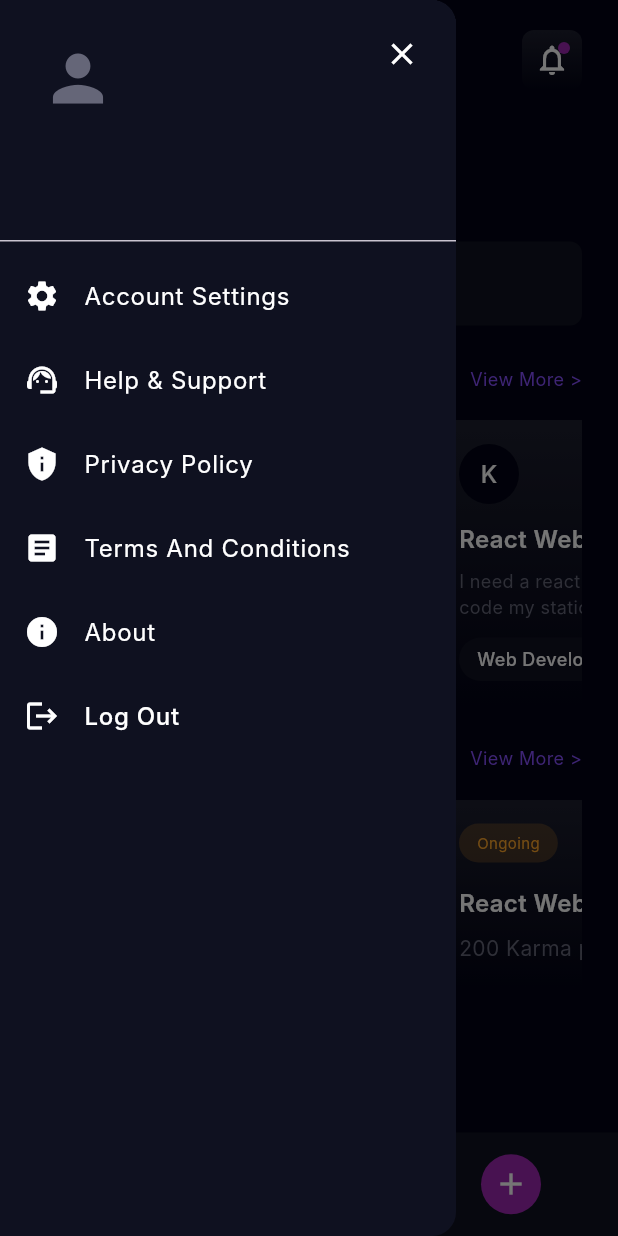
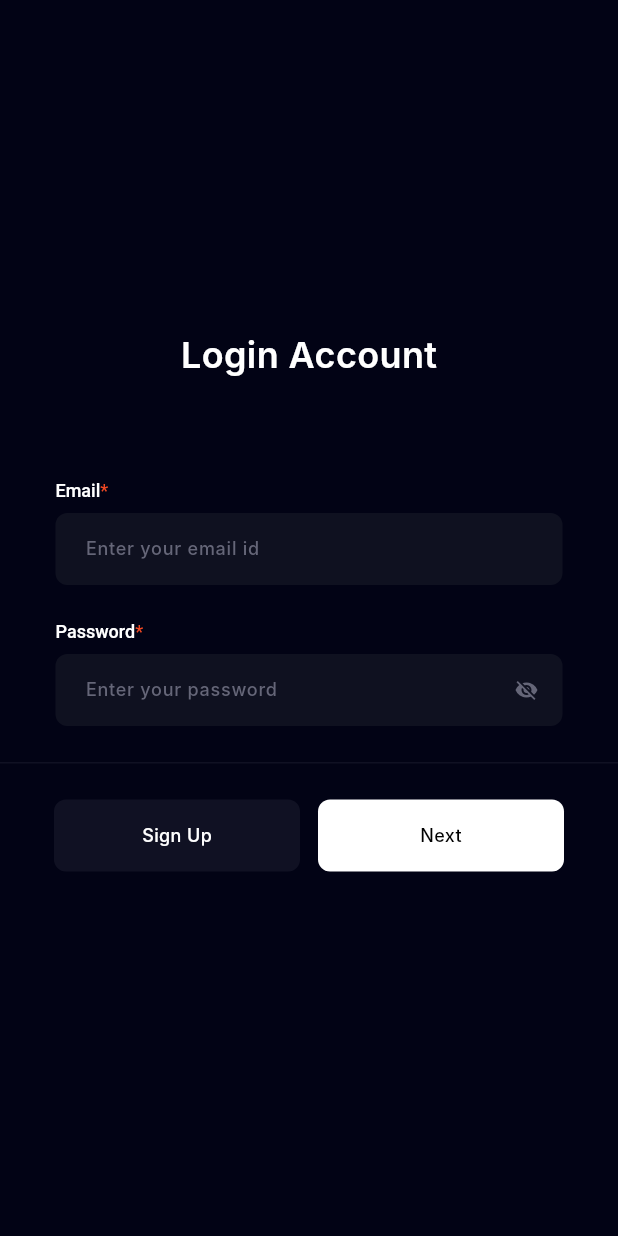
Before and after one commit to CookethOrg/Karma-Kart, a Flutter app: the DashboardPage screen opened directly, in the side drawer, after a tap on "Log Out", on a phone screen of 412 x 824 dp. Run offline on Flutter 3.47's test engine with Material 3 defaults, Android fonts, the phone set to English and light mode, and no system bars; our stand-ins replace flutter_dotenv, flutter_screenutil, image_picker, supabase_flutter; missing offline and left inert: radix_icons; accounts and stored records are empty; Roboto replaces fonts that are missing (Inter).

Commit message:
feat: login, logout

```diff
--- a/lib/core/widgets/auth_headers/signup_head.dart
+++ b/lib/core/widgets/auth_headers/signup_head.dart
@@ -2,14 +2,21 @@ import 'package:flutter/material.dart';
 
 class SignupHead extends StatelessWidget {
   int pageIndex;
-  SignupHead({super.key, required this.pageIndex});
+  String heading;
+  bool isPageIndexVisible;
+  SignupHead({
+    super.key,
+    required this.pageIndex,
+    this.heading = 'Sign up Account',
+    this.isPageIndexVisible = true
+  });
 
   @override
   Widget build(BuildContext context) {
     return Column(
       children: [
-        const Text(
-          'Sign up Account',
+        Text(
+          heading,
           style: TextStyle(
             color: Colors.white,
             fontSize: 24,
@@ -17,7 +24,7 @@ class SignupHead extends StatelessWidget {
           ),
         ),
         const SizedBox(height: 27),
-        SizedBox(
+        isPageIndexVisible ? SizedBox(
           width: 164,
           child: Column(
             children: [
@@ -50,7 +57,7 @@ class SignupHead extends StatelessWidget {
               ),
             ],
           ),
-        ),
+        ) : SizedBox(),
       ],
     );
   }
--- a/lib/main.dart
+++ b/lib/main.dart
@@ -3,6 +3,7 @@ import 'package:flutter_dotenv/flutter_dotenv.dart';
 import 'package:flutter_screenutil/flutter_screenutil.dart';
 import 'package:karmakart/core/services/supabase_service.dart';
 import 'package:karmakart/providers/authentication_provider.dart';
+import 'package:karmakart/screens/auth_screens/log_in.dart';
 import 'package:provider/provider.dart';
 import 'package:supabase_flutter/supabase_flutter.dart';
 import 'screens/auth_screens/sign_up.dart';
@@ -49,6 +50,7 @@ class MyApp extends StatelessWidget {
         title: 'Karma Kart',
         theme: ThemeData(fontFamily: 'Inter'),
         debugShowCheckedModeBanner: false,
+        // home: LogIn(),
         home: SignUp(),
       ),
     );
--- a/lib/providers/authentication_provider.dart
+++ b/lib/providers/authentication_provider.dart
@@ -114,6 +114,7 @@ class AuthenticationProvider extends StateHandler {
     try {
       if (email.isNotEmpty && password.isNotEmpty) {
         res = await supabaseService.loginUser(email: email, password: password);
+        res = 'logged in';
       } else {
         res = 'Email and Password cannot be empty';
       }
--- /dev/null
+++ b/lib/screens/auth_screens/log_in.dart
@@ -0,0 +1,304 @@
+import 'package:flutter/material.dart';
+import 'package:karmakart/core/widgets/auth_headers/signup_head.dart';
+import 'package:karmakart/core/widgets/buttons/authbuttons.dart';
+import 'package:karmakart/core/widgets/textformfields/auth_form_field.dart';
+import 'package:karmakart/models/form_field_data.dart';
+import 'package:karmakart/providers/authentication_provider.dart';
+import 'package:karmakart/screens/auth_screens/sign_up.dart';
+import 'package:karmakart/screens/auth_screens/skill_selection.dart';
+import 'package:karmakart/screens/dashboard_page.dart';
+import 'package:provider/provider.dart';
+
+class LogIn extends StatelessWidget {
+  LogIn({super.key});
+  final _formKey = GlobalKey<FormState>();
+
+  final List<FormFieldData> formFields = const [
+    // FormFieldData(id: 'name', label: 'Name', required: true, type: 'name'),
+    // FormFieldData(
+    //   id: 'username',
+    //   label: 'Username',
+    //   required: true,
+    //   placeholder: 'Enter your username',
+    // ),
+    FormFieldData(
+      id: 'email',
+      label: 'Email',
+      required: true,
+      placeholder: 'Enter your email id',
+    ),
+    FormFieldData(
+      id: 'password',
+      label: 'Password',
+      required: true,
+      placeholder: 'Enter your password',
+      hint: 'Must be of 8 characters',
+    ),
+  ];
+
+  @override
+  Widget build(BuildContext context) {
+    Widget buildFieldLabel(FormFieldData field) {
+      return RichText(
+        text: TextSpan(
+          children: [
+            TextSpan(
+              text: field.label,
+              style: const TextStyle(
+                color: Colors.white,
+                fontSize: 12,
+                fontWeight: FontWeight.w500,
+              ),
+            ),
+            if (field.required)
+              const TextSpan(
+                text: '*',
+                style: TextStyle(
+                  color: Color(0xFFF24822),
+                  fontSize: 12,
+                  fontWeight: FontWeight.w500,
+                ),
+              ),
+          ],
+        ),
+      );
+    }
+
+    // Widget buildNameFields() {
+    //   final pv = Provider.of<AuthenticationProvider>(context, listen: false);
+    //   return Row(
+    //     children: [
+    //       // Expanded(
+    //       //   child: AuthFormField(
+    //       //     controller: pv.firstNameController,
+    //       //     placeholder: 'First Name',
+    //       //     validator: (value) {
+    //       //       if (value == null || value.isEmpty) {
+    //       //         return 'First name is required';
+    //       //       }
+    //       //       return null;
+    //       //     },
+    //       //   ),
+    //       // ),
+    //       // const SizedBox(width: 8),
+    //       // Expanded(
+    //       //   child: AuthFormField(
+    //       //     controller: pv.lastNameController,
+    //       //     placeholder: 'Last Name',
+    //       //     validator: (value) {
+    //       //       if (value == null || value.isEmpty) {
+    //       //         return 'Last name is required';
+    //       //       }
+    //       //       return null;
+    //       //     },
+    //       //   ),
+    //       // ),
+    //     ],
+    //   );
+    // }
+
+    Widget buildInputField(FormFieldData field) {
+      final pv = Provider.of<AuthenticationProvider>(context, listen: false);
+      return Column(
+        crossAxisAlignment: CrossAxisAlignment.start,
+        children: [
+          AuthFormField(
+            controller:
+                field.id == 'username'
+                    ? pv.usernameController
+                    : field.id == 'email'
+                    ? pv.emailController
+                    : pv.passwordController,
+            placeholder: field.placeholder ?? '',
+            isPassword: field.id == 'password',
+            validator: (value) {
+              if (field.required && (value == null || value.isEmpty)) {
+                return '${field.label} is required';
+              }
+              if (field.id == 'email' && value != null) {
+                if (!RegExp(r'^[^@]+@[^@]+\.[^@]+').hasMatch(value)) {
+                  return 'Enter a valid email';
+                }
+              }
+              if (field.id == 'password' && value != null) {
+                if (value.length < 8) {
+                  return 'Password must be at least 8 characters';
+                }
+              }
+              return null;
+            },
+          ),
+          if (field.hint != null &&
+              field.id == 'password' &&
+              pv.passwordController.text.length >= 8)
+            Padding(
+              padding: const EdgeInsets.only(top: 8, left: 8),
+              child: Text(
+                field.hint!,
+                style: const TextStyle(
+                  color: Color(0xFF656678),
+                  fontSize: 12,
+                  fontWeight: FontWeight.w500,
+                ),
+              ),
+            ),
+        ],
+      );
+    }
+
+    Widget buildFormFields() {
+      return Column(
+        children:
+            formFields.map((field) {
+              return Padding(
+                padding: const EdgeInsets.only(bottom: 24),
+                child: Column(
+                  crossAxisAlignment: CrossAxisAlignment.start,
+                  children: [
+                    buildFieldLabel(field),
+                    const SizedBox(height: 8),
+                    buildInputField(field),
+                  ],
+                ),
+              );
+            }).toList(),
+      );
+    }
+
+    return Consumer<AuthenticationProvider>(
+      builder: (context, pv, child) {
+        return Scaffold(
+          body: SafeArea(
+            child: Container(
+              color: const Color(0xFF020315),
+              child: Center(
+                child: ConstrainedBox(
+                  constraints: const BoxConstraints(maxWidth: 428),
+                  child: Column(
+                    mainAxisAlignment: MainAxisAlignment.center,
+                    children: [
+                      Padding(
+                        padding: const EdgeInsets.symmetric(horizontal: 37),
+                        child: Form(
+                          key: _formKey,
+                          child: SingleChildScrollView(
+                            child: Column(
+                              mainAxisSize: MainAxisSize.min,
+                              mainAxisAlignment: MainAxisAlignment.center,
+                              children: [
+                                SignupHead(
+                                  pageIndex: pv.pageIndex,
+                                  heading: 'Login Account',
+                                  isPageIndexVisible: false,
+                                ),
+                                const SizedBox(height: 40),
+                                buildFormFields(),
+                              ],
+                            ),
+                          ),
+                        ),
+                      ),
+                      SignupBottom(pageIndex: pv.pageIndex, formKey: _formKey),
+                    ],
+                  ),
+                ),
+              ),
+            ),
+          ),
+        );
+      },
+    );
+  }
+}
+
+class SignupBottom extends StatefulWidget {
+  SignupBottom({super.key, required this.pageIndex, required this.formKey});
+  int pageIndex;
+  GlobalKey<FormState> formKey;
+  @override
+  State<SignupBottom> createState() => _SignupBottomState();
+}
+
+class _SignupBottomState extends State<SignupBottom> {
+  @override
+  Widget build(BuildContext context) {
+    return Consumer<AuthenticationProvider>(
+      builder: (context, pv, child) {
+        return Container(
+          height: 97,
+          color: const Color(0xFF020315),
+          child: Column(
+            children: [
+              Container(height: 1, color: const Color(0xFF101123)),
+              Expanded(
+                child: Padding(
+                  padding: const EdgeInsets.symmetric(
+                    horizontal: 36,
+                    vertical: 24,
+                  ),
+                  child: Row(
+                    mainAxisAlignment: MainAxisAlignment.center,
+                    children: [
+                      Expanded(
+                        child: Authbuttons(
+                          text: 'Sign Up',
+                          backgroundColor: const Color(0xFF101123),
+                          textColor: Colors.white,
+                          onPressed: () {
+                            Navigator.of(context).pushReplacement(
+                              MaterialPageRoute(builder: (context) => SignUp()),
+                            );
+                          },
+                        ),
+                      ),
+                      const SizedBox(width: 12),
+                      Expanded(
+                        child: Authbuttons(
+                          text: 'Next',
+                          backgroundColor: Colors.white,
+                          textColor: Colors.black,
+                          onPressed: () async {
+                            pv.setLoading(true);
+                            String res = await pv.loginUser(
+                              email: pv.emailController.text,
+                              password: pv.passwordController.text,
+                            );
+                            pv.setLoading(false);
+                            if (res != "logged in") {
+                              // Show error message
+                              print(res);
+                              ScaffoldMessenger.of(context).showSnackBar(
+                                SnackBar(
+                                  content: Text('Error: $res'),
+                                  duration: const Duration(seconds: 5),
+                                ),
+                              );
+                            } else {
+                              ScaffoldMessenger.of(context).showSnackBar(
+                                const SnackBar(
+                                  content: Text(
+                                    'Account created successfully!',
+                                  ),
+                                  duration: Duration(seconds: 3),
+                                ),
+                              );
+                              Navigator.of(context).pushReplacement(
+                                MaterialPageRoute(
+                                  builder: (context) => DashboardPage(),
+                                ),
+                              );
+                            }
+                          },
+                        ),
+                      ),
+                    ],
+                  ),
+                ),
+              ),
+            ],
+          ),
+        );
+      },
+    );
+  }
+}
--- a/lib/screens/dashboard_page.dart
+++ b/lib/screens/dashboard_page.dart
@@ -1,5 +1,7 @@
 import 'package:flutter/material.dart';
+import 'package:karmakart/core/services/supabase_service.dart';
 import 'package:karmakart/providers/authentication_provider.dart';
+import 'package:karmakart/screens/auth_screens/log_in.dart';
 import 'dart:io';
 
 import 'package:provider/provider.dart';
@@ -194,7 +196,8 @@ class _DashboardPageState extends State<DashboardPage> {
   }
 
   Widget _buildDrawer() {
-    final auth = Provider.of<AuthenticationProvider>(context, listen: false);
+    return Consumer2<AuthenticationProvider, SupabaseService>(
+      builder: (context, auth, supa, child) {
         return Drawer(
           backgroundColor: Color(0xFF0F1120),
           child: ListView(
@@ -218,10 +221,15 @@ class _DashboardPageState extends State<DashboardPage> {
                 currentAccountPicture: CircleAvatar(
                   radius: 50,
                   backgroundColor: Color(0xFF0F1120),
-              backgroundImage: auth.image != null ? FileImage(auth.image!) : null,
+                  backgroundImage:
+                      auth.image != null ? FileImage(auth.image!) : null,
                   child:
                       auth.image == null
-                      ? Icon(Icons.person, size: 50, color: Color(0xFF656678))
+                          ? Icon(
+                            Icons.person,
+                            size: 50,
+                            color: Color(0xFF656678),
+                          )
                           : null,
                 ),
                 otherAccountsPictures: [
@@ -251,12 +259,15 @@ class _DashboardPageState extends State<DashboardPage> {
                   ),
                 ),
                 onTap: () {
-              // Handle logout logic
+                  supa.logout();
+                  Navigator.of(context).pushReplacement(MaterialPageRoute(builder: (context) => LogIn(),));
                 },
               ),
               SizedBox(height: 16), // Adds some spacing at the bottom
             ],
           ),
+        );
+      },
     );
   }
 
```
Also changed, not shown: 1 other file. Lines whose indentation alone changed are shown as unchanged.
